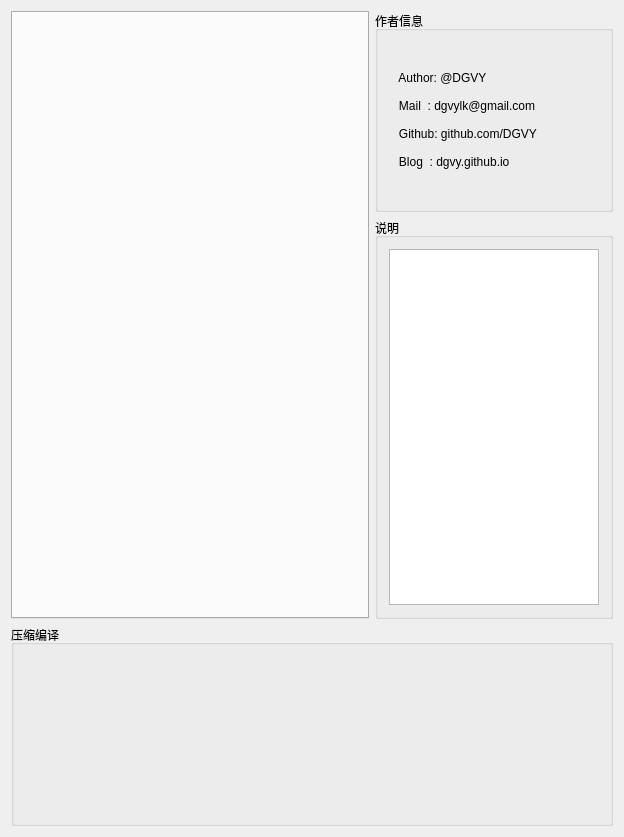
Before: the Qt Designer form NsisGuiGuid/Source/FormFiles/NsisGuiGuidDlg.ui in DGVY/NsisGuiGuid, drawn with Qt 5.
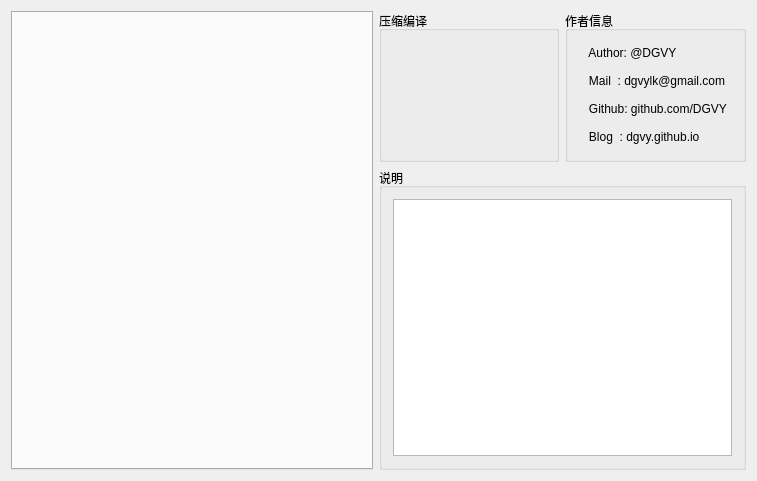
After: the same form once the commit is applied.

The edit to the form file:
```diff
--- a/NsisGuiGuid/Source/FormFiles/NsisGuiGuidDlg.ui
+++ b/NsisGuiGuid/Source/FormFiles/NsisGuiGuidDlg.ui
@@ -6,34 +6,15 @@
    <rect>
     <x>0</x>
     <y>0</y>
-    <width>624</width>
-    <height>837</height>
+    <width>757</width>
+    <height>481</height>
    </rect>
   </property>
   <property name="windowTitle">
    <string>NsisGuiGuidDlg</string>
   </property>
-  <layout class="QGridLayout" name="gridLayout" columnstretch="3,2">
-   <item row="3" column="0" colspan="2">
-    <widget class="QGroupBox" name="GBCompile">
-     <property name="title">
-      <string>压缩编译</string>
-     </property>
-    </widget>
-   </item>
-   <item row="1" column="1" rowspan="2">
-    <widget class="QGroupBox" name="Brief">
-     <property name="title">
-      <string>说明</string>
-     </property>
-     <layout class="QHBoxLayout" name="horizontalLayout">
-      <item>
-       <widget class="QTextBrowser" name="textBrowser"/>
-      </item>
-     </layout>
-    </widget>
-   </item>
-   <item row="0" column="1">
+  <layout class="QGridLayout" name="gridLayout" columnstretch="2,1,1">
+   <item row="0" column="2">
     <widget class="QGroupBox" name="Author">
      <property name="title">
       <string>作者信息</string>
@@ -65,6 +46,25 @@
      </property>
     </widget>
    </item>
+   <item row="0" column="1">
+    <widget class="QGroupBox" name="GBCompile">
+     <property name="title">
+      <string>压缩编译</string>
+     </property>
+    </widget>
+   </item>
+   <item row="1" column="1" rowspan="2" colspan="2">
+    <widget class="QGroupBox" name="Brief">
+     <property name="title">
+      <string>说明</string>
+     </property>
+     <layout class="QHBoxLayout" name="horizontalLayout">
+      <item>
+       <widget class="QTextBrowser" name="textBrowser"/>
+      </item>
+     </layout>
+    </widget>
+   </item>
   </layout>
  </widget>
  <layoutdefault spacing="6" margin="11"/>
```
